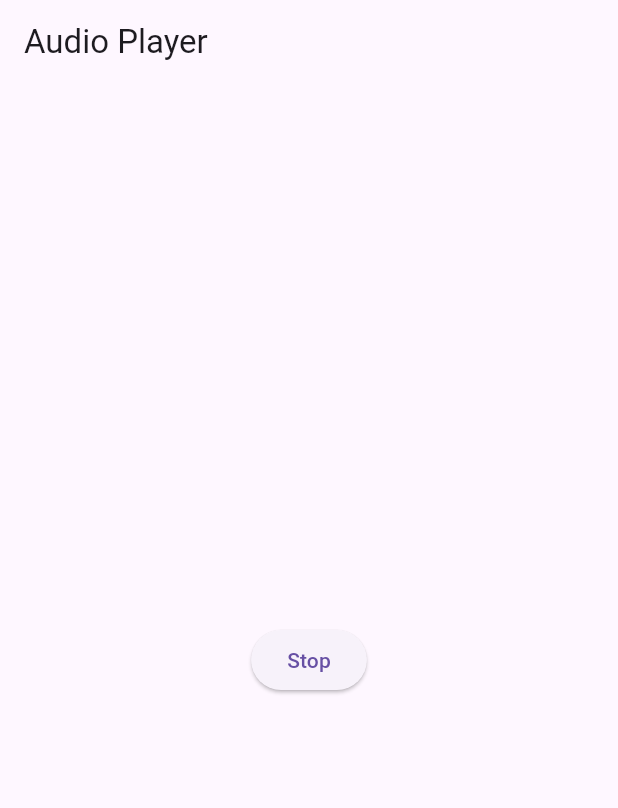
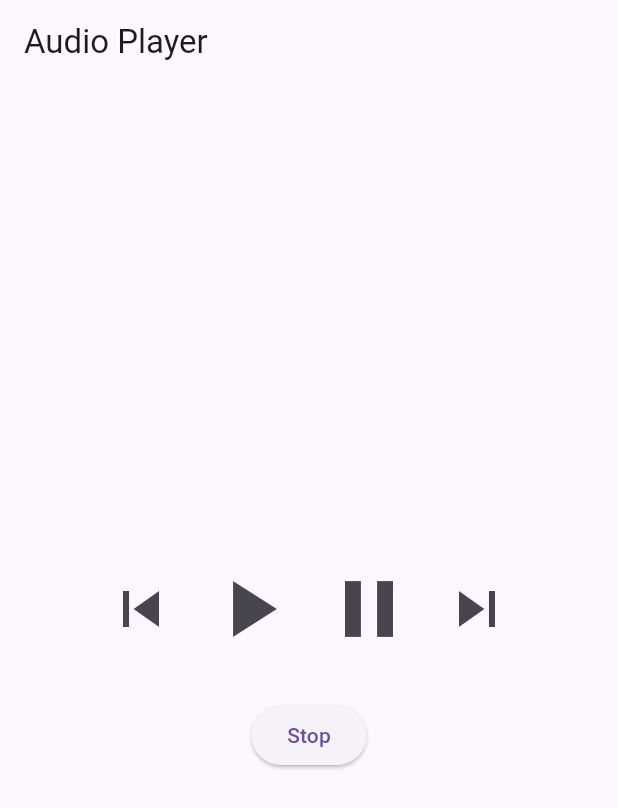
Before and after one commit to EbertonCamargoSilva/Audio_em_Seg_Plano_Mobile, a Flutter app: the screen it shows after launch, after a tap on "Stop", on a phone screen of 412 x 824 dp. Shown: the top 808 px of the screen. Run offline on Flutter 3.47's test engine with Material 3 defaults, Android fonts, the phone set to English and light mode, and no system bars; our stand-ins replace audio_service, just_audio; missing offline and left inert: audio_session.

```diff
--- a/lib/main.dart
+++ b/lib/main.dart
@@ -51,20 +51,46 @@ class _AudioPlayerScreenState extends State<AudioPlayerScreen> {
 
   Future<void> init() async {
     _audioHandler = await initAudioService();
-    await _audioHandler.play();
   }
 
   @override
   Widget build(BuildContext context) {
     return Scaffold(
       appBar: AppBar(title: const Text('Audio Player')),
-      body: Center(
-        child: ElevatedButton(
-          onPressed: () {
-            _audioHandler.stop();
-          },
-          child: const Text('Stop'),
-        ),
+      body: Column(
+        mainAxisAlignment: MainAxisAlignment.center,
+        children: [
+          Row(
+            mainAxisAlignment: MainAxisAlignment.center,
+            children: [
+              IconButton(
+                icon: const Icon(Icons.skip_previous),
+                iconSize: 48,
+                onPressed: () => _audioHandler.skipToPrevious(),
+              ),
+              IconButton(
+                icon: const Icon(Icons.play_arrow),
+                iconSize: 64,
+                onPressed: () => _audioHandler.play(),
+              ),
+              IconButton(
+                icon: const Icon(Icons.pause),
+                iconSize: 64,
+                onPressed: () => _audioHandler.pause(),
+              ),
+              IconButton(
+                icon: const Icon(Icons.skip_next),
+                iconSize: 48,
+                onPressed: () => _audioHandler.skipToNext(),
+              ),
+            ],
+          ),
+          const SizedBox(height: 20),
+          ElevatedButton(
+            onPressed: () => _audioHandler.stop(),
+            child: const Text('Stop'),
+          ),
+        ],
       ),
     );
   }
@@ -78,23 +104,87 @@ class MyAudioHandler extends BaseAudioHandler {
   }
 
   Future<void> _init() async {
-    try {
-      print('🔊 Carregando áudio...');
-      await _player.setUrl(
-        'https://www.soundhelix.com/examples/mp3/SoundHelix-Song-1.mp3',
-      );
-      print('✅ Áudio carregado.');
-    } catch (e) {
-      print('❌ Erro ao carregar áudio: $e');
-    }
+    // Lista de faixas com metadata
+    final playlistItems = [
+      MediaItem(
+        id: 'https://www.soundhelix.com/examples/mp3/SoundHelix-Song-9.mp3',
+        album: "Album 1",
+        title: "SoundHelix Song 1",
+        artist: "SoundHelix",
+      ),
+      MediaItem(
+        id: 'https://www.soundhelix.com/examples/mp3/SoundHelix-Song-15.mp3',
+        album: "Album 2",
+        title: "SoundHelix Song 2",
+        artist: "SoundHelix",
+      ),
+    ];
+
+    // Enviar lista de músicas (obrigatório para miniplayer Android)
+    queue.add(playlistItems);
+    mediaItem.add(playlistItems[0]);
+
+    // Carregar playlist no player
+    final playlist = ConcatenatingAudioSource(
+      children: playlistItems.map((item) => AudioSource.uri(Uri.parse(item.id))).toList(),
+    );
+    await _player.setAudioSource(playlist);
+
+    // Atualizar MediaItem ao mudar de faixa
+    _player.currentIndexStream.listen((index) {
+      if (index != null && index < playlistItems.length) {
+        mediaItem.add(playlistItems[index]);
+      }
+    });
+
+    // Atualizar estado de reprodução (play, pause, buffering, etc.)
+    _player.playbackEventStream.listen((event) {
+      playbackState.add(playbackStateFor(event));
+    });
+  }
+
+  // Transformar evento do just_audio em estado para o audio_service
+  PlaybackState playbackStateFor(PlaybackEvent event) {
+    return PlaybackState(
+      controls: [
+        MediaControl.skipToPrevious,
+        _player.playing ? MediaControl.pause : MediaControl.play,
+        MediaControl.skipToNext,
+        MediaControl.stop,
+      ],
+      systemActions: const {
+        MediaAction.seek,
+        MediaAction.seekForward,
+        MediaAction.seekBackward,
+      },
+      androidCompactActionIndices: const [0, 1, 2],
+      processingState: {
+        ProcessingState.idle: AudioProcessingState.idle,
+        ProcessingState.loading: AudioProcessingState.loading,
+        ProcessingState.buffering: AudioProcessingState.buffering,
+        ProcessingState.ready: AudioProcessingState.ready,
+        ProcessingState.completed: AudioProcessingState.completed,
+      }[_player.processingState]!,
+      playing: _player.playing,
+      updatePosition: _player.position,
+      bufferedPosition: _player.bufferedPosition,
+      speed: _player.speed,
+      queueIndex: _player.currentIndex,
+    );
   }
 
   @override
   Future<void> play() => _player.play();
 
   @override
+  Future<void> pause() => _player.pause();
+
+  @override
   Future<void> stop() => _player.stop();
 
   @override
-  Future<void> pause() => _player.pause();
+  Future<void> skipToNext() => _player.seekToNext();
+
+  @override
+  Future<void> skipToPrevious() => _player.seekToPrevious();
 }
```
